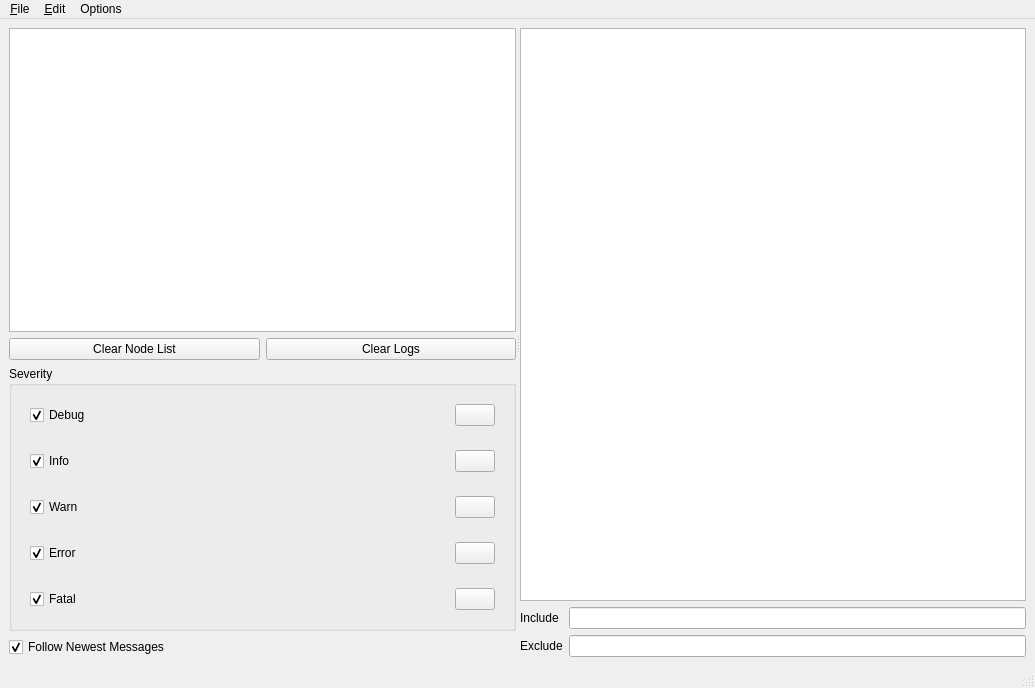
The window that ui/console_window.ui (swri-robotics/swri_console) describes before a commit, drawn with Qt 5.
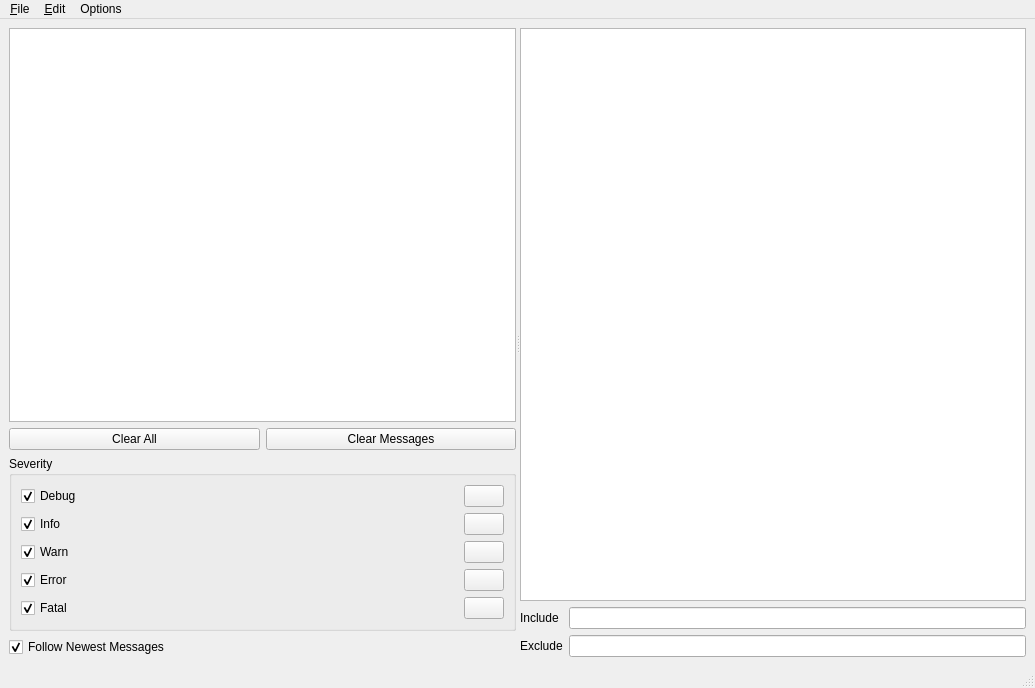
The same window after the commit. Icons and pictures are not drawn.

Commit message:
Fix issue 05 - Node list not clearing out properly.
The root cause of this problem was that the message count in the log
database was not being cleared out.  I've refactored the structure a
little bit to make the dependencies a little cleaner.  The log
database doesn't know about the NodeListModel anymore (though the
model now knows about the database).  This puts things more in line
with the log database just being the main source of information, and
the node list model and log database proxy being different views onto
the database.

```diff
--- a/ui/console_window.ui
+++ b/ui/console_window.ui
@@ -47,14 +47,14 @@
           <item>
            <widget class="QPushButton" name="clearNodeListButton">
             <property name="text">
-             <string>Clear Node List</string>
+             <string>Clear All</string>
             </property>
            </widget>
           </item>
           <item>
            <widget class="QPushButton" name="clearLogsButton">
             <property name="text">
-             <string>Clear Logs</string>
+             <string>Clear Messages</string>
             </property>
            </widget>
           </item>
@@ -73,7 +73,6 @@
           </property>
              <layout class="QVBoxLayout" name="verticalLayout">
                  <item>
-                     <widget class="QWidget" name="debugOptionPanel">
                          <layout class="QHBoxLayout" name="debugOptionLayout">
                              <item>
                                  <widget class="QCheckBox" name="checkDebug">
@@ -92,14 +91,11 @@
                                  </widget>
                              </item>
                              <item>
-                                 <widget class="QPushButton" name="debugColorWidget">
-                                 </widget>
-                             </item>
-                         </layout>
-                     </widget>
+              <widget class="QPushButton" name="debugColorWidget"/>
+             </item>
+            </layout>
                  </item>
                  <item>
-                     <widget class="QWidget" name="infoOptionPanel">
                          <layout class="QHBoxLayout" name="infoOptionLayout">
                              <item>
                                  <widget class="QCheckBox" name="checkInfo">
@@ -121,10 +117,8 @@
                                  <widget class="QPushButton" name="infoColorWidget"/>
                              </item>
                          </layout>
-                     </widget>
                  </item>
                  <item>
-                     <widget class="QWidget" name="warnOptionPanel">
                          <layout class="QHBoxLayout" name="warnOptionLayout">
                              <item>
                                  <widget class="QCheckBox" name="checkWarn">
@@ -146,10 +140,8 @@
                                  <widget class="QPushButton" name="warnColorWidget"/>
                              </item>
                          </layout>
-                     </widget>
                  </item>
                  <item>
-                     <widget class="QWidget" name="errorOptionPanel">
                          <layout class="QHBoxLayout" name="errorOptionLayout">
                              <item>
                                  <widget class="QCheckBox" name="checkError">
@@ -171,10 +163,8 @@
                                  <widget class="QPushButton" name="errorColorWidget"/>
                              </item>
                          </layout>
-                     </widget>
                  </item>
                  <item>
-                     <widget class="QWidget" name="fatalOptionPanel">
                          <layout class="QHBoxLayout" name="fatalOptionLayout">
                              <item>
                                  <widget class="QCheckBox" name="checkFatal">
@@ -196,7 +186,6 @@
                                  <widget class="QPushButton" name="fatalColorWidget"/>
                              </item>
                          </layout>
-                     </widget>
                  </item>
              </layout>
          </widget>
```
Left out of the diff: 66 changed lines with no effect on the pictures. Lines whose indentation alone changed are shown as unchanged. The commit also changes 8 other files.
